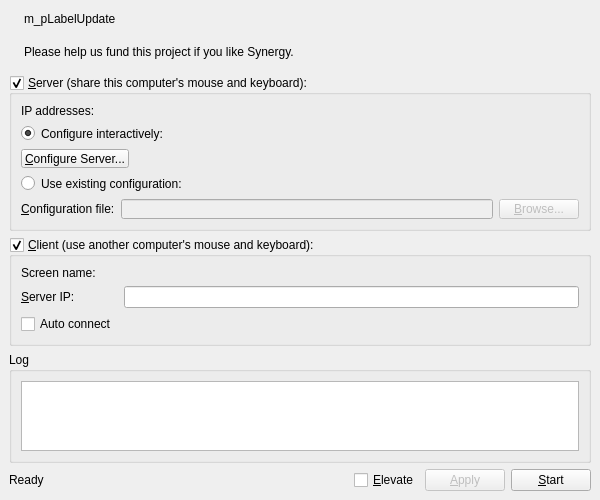
The window that src/gui/res/MainWindowBase.ui (deskflow/deskflow) describes before a commit, drawn with Qt 5.
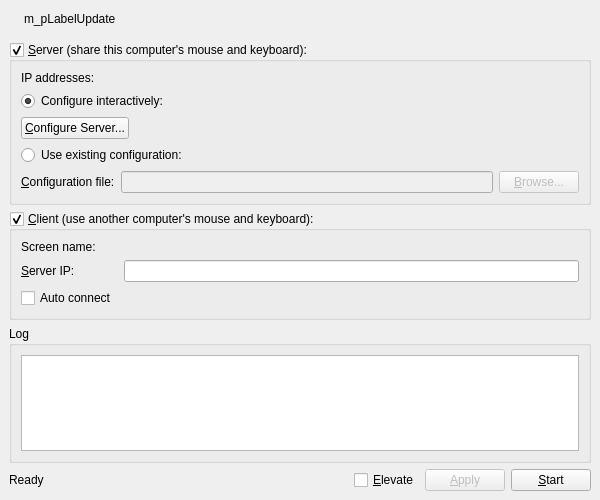
The same window after the commit. Icons and pictures are not drawn.

What changed in the file:
```diff
--- a/src/gui/res/MainWindowBase.ui
+++ b/src/gui/res/MainWindowBase.ui
@@ -78,57 +78,6 @@
       </layout>
      </widget>
     </item>
-    <item>
-     <widget class="QWidget" name="m_pWidgetPremium" native="true">
-      <layout class="QHBoxLayout" name="horizontalLayout_3">
-       <property name="leftMargin">
-        <number>2</number>
-       </property>
-       <property name="topMargin">
-        <number>0</number>
-       </property>
-       <property name="rightMargin">
-        <number>0</number>
-       </property>
-       <property name="bottomMargin">
-        <number>7</number>
-       </property>
-       <item>
-        <widget class="QLabel" name="m_pIconPremium">
-         <property name="text">
-          <string/>
-         </property>
-         <property name="pixmap">
-          <pixmap resource="Synergy.qrc">:/res/icons/16x16/money.png</pixmap>
-         </property>
-        </widget>
-       </item>
-       <item>
-        <widget class="QLabel" name="m_pLabelPremium">
-         <property name="text">
-          <string>Please help us &lt;a href=&quot;http://synergy-project.org/donate/?source=gui-notice&quot;&gt;fund this project&lt;/a&gt; if you like Synergy.</string>
-         </property>
-         <property name="openExternalLinks">
-          <bool>true</bool>
-         </property>
-        </widget>
-       </item>
-       <item>
-        <spacer name="m_pSpacerPremium">
-         <property name="orientation">
-          <enum>Qt::Horizontal</enum>
-         </property>
-         <property name="sizeHint" stdset="0">
-          <size>
-           <width>40</width>
-           <height>20</height>
-          </size>
-         </property>
-        </spacer>
-       </item>
-      </layout>
-     </widget>
-    </item>
     <item>
      <widget class="QGroupBox" name="m_pGroupServer">
       <property name="sizePolicy">
```
